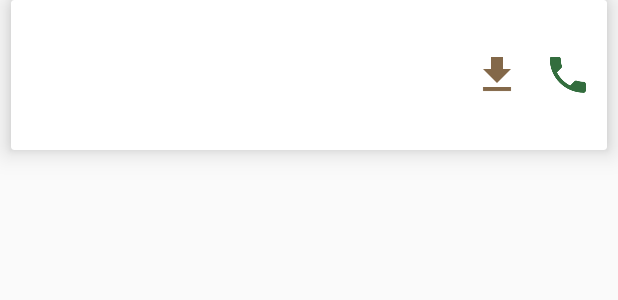
After one commit to butroad20/SecureAfrica, an Android app: the layout layout_for_state_and_numbers.xml on its own in the app's theme, with its tools: preview values and no code run, on a phone screen of 412 x 824 dp. The commit adds this screen. Shown: the top 300 px of the screen. Run offline under Robolectric (Android 15) with nearby library versions, the phone set to English and light mode, and no system bars.

Commit message:
Fixed crashing issue.

```diff
--- a/app/src/main/java/apps/dabinu/com/secureafrica/activities/SplashActivity.java
+++ b/app/src/main/java/apps/dabinu/com/secureafrica/activities/SplashActivity.java
@@ -83,7 +83,6 @@ public class SplashActivity extends AppCompatActivity {
             @Override
             public void run(){
                 String someString = sharedPreferences.getString("FIRST", "no");
-                Log.d("SOME", someString);
 
                 if(someString.equals("no")){
                     mEditor.putString("FIRST", "yes");
--- /dev/null
+++ b/app/src/main/res/layout/layout_for_state_and_numbers.xml
@@ -0,0 +1,63 @@
+<?xml version="1.0" encoding="utf-8"?>
+<android.support.v7.widget.CardView xmlns:android="http://schemas.android.com/apk/res/android"
+    android:layout_width="match_parent"
+    android:layout_height="100dp"
+    xmlns:app="http://schemas.android.com/apk/res-auto"
+    android:layout_marginStart="7dp"
+    android:layout_marginEnd="7dp"
+    app:cardElevation="10dp"
+    android:layout_marginBottom="10dp">
+
+    <RelativeLayout
+        android:layout_width="match_parent"
+        android:layout_height="match_parent"
+        android:orientation="horizontal">
+
+
+        <ImageButton
+            android:layout_width="wrap_content"
+            android:layout_height="match_parent"
+            android:layout_marginStart="15dp"
+            android:id="@+id/callButton"
+            android:background="#ffffff"
+            android:layout_alignParentEnd="true"
+            android:layout_marginEnd="10dp"
+            android:src="@drawable/call"/>
+
+        <ImageButton
+            android:layout_width="wrap_content"
+            android:layout_height="match_parent"
+            android:background="#ffffff"
+            android:layout_toStartOf="@+id/callButton"
+            android:src="@drawable/save"/>
+
+
+        <LinearLayout
+            android:layout_width="match_parent"
+            android:layout_height="match_parent"
+            android:orientation="vertical">
+
+            <TextView
+                android:layout_width="match_parent"
+                android:layout_height="50dp"
+                android:gravity="start|center"
+                android:layout_marginStart="15dp"
+                android:textStyle="bold"
+                android:textSize="25sp"
+                android:textColor="@android:color/holo_blue_dark"
+                android:id="@+id/stateName"/>
+
+            <TextView
+                android:layout_width="match_parent"
+                android:layout_height="50dp"
+                android:textSize="21sp"
+                android:textColor="@android:color/holo_purple"
+                android:gravity="start|center"
+                android:layout_marginStart="25dp"
+                android:id="@+id/numberOfState"/>
+        </LinearLayout>
+
+
+    </RelativeLayout>
+
+</android.support.v7.widget.CardView>
```
Also changed, not shown: app/src/main/java/apps/dabinu/com/secureafrica/AppFragments/DatabaseFragment.java (+9 -0 lines), app/src/main/java/apps/dabinu/com/secureafrica/AppFragments/EmergencyFragment.java (+19 -1 lines), app/src/main/java/apps/dabinu/com/secureafrica/activities/MainActivity.java (+4 -3 lines), app/src/main/res/layout/fragment_database.xml (+10 -0 lines), app/src/main/res/drawable-hdpi/save.png (added), app/src/main/res/drawable-mdpi/save.png (added), app/src/main/res/drawable-xhdpi/save.png (added), app/src/main/res/drawable-xxhdpi/save.png (added).
